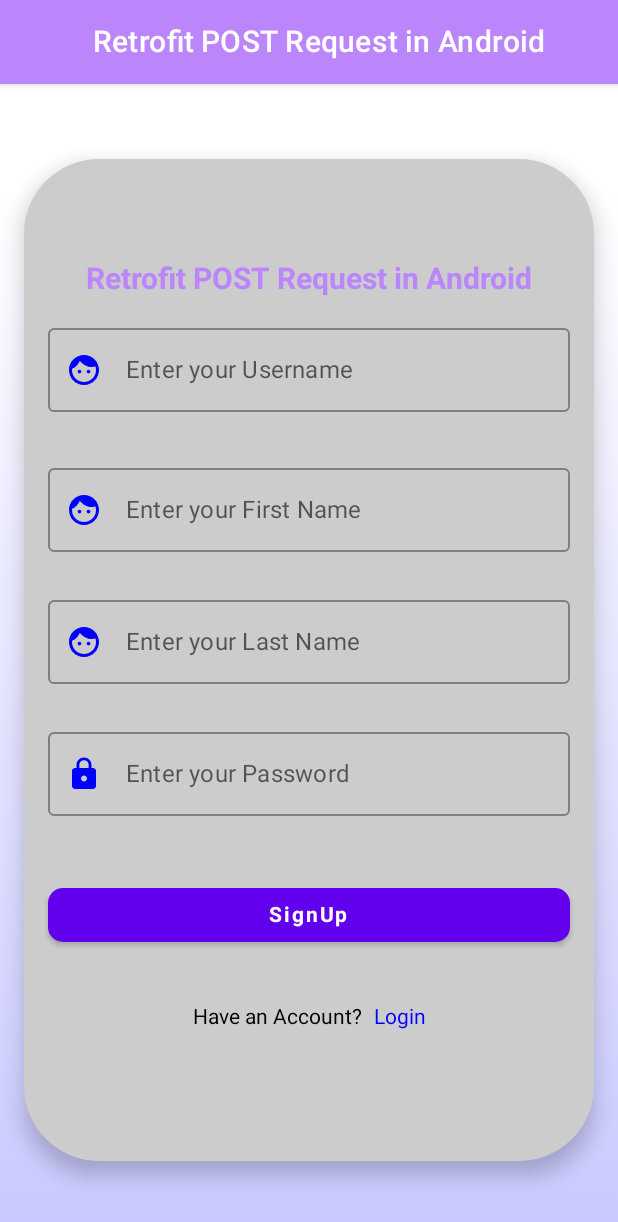
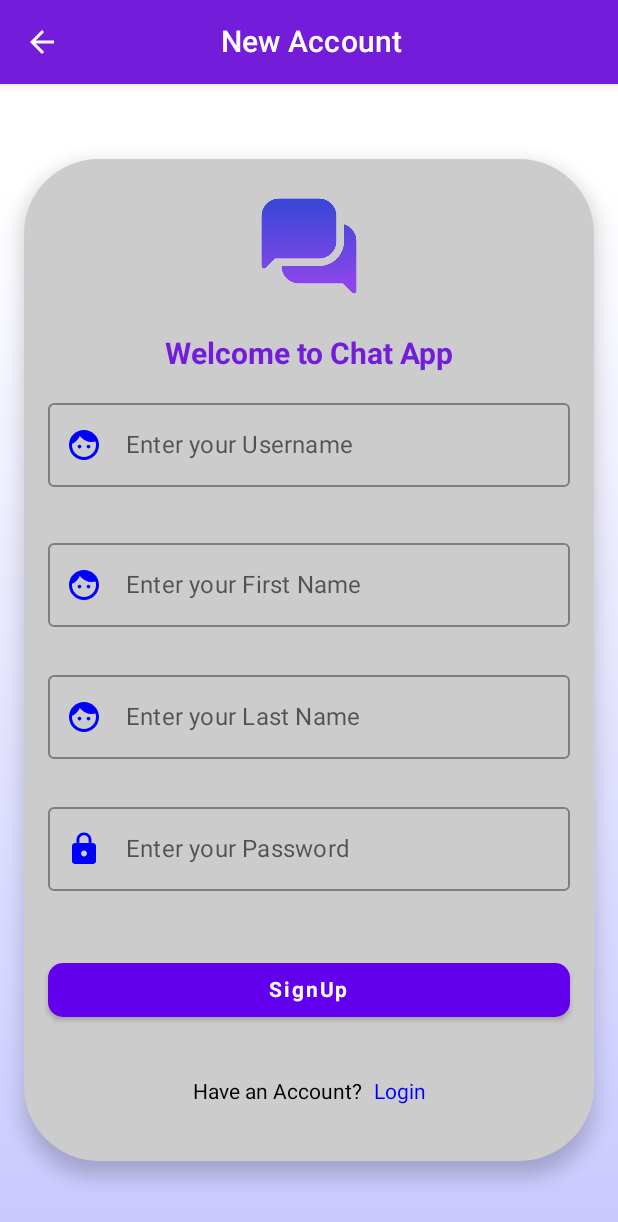
Before and after one commit to tarushi0503/ChatApp, an Android app built with Jetpack Compose: the screen it shows after launch (MainActivity), after a tap on "SignUp", on a phone screen of 412 x 824 dp. Shown: the top 1222 px of the screen. Run offline under Robolectric (Android 15) with nearby library versions, the phone set to English and light mode, and no system bars; 1 other tap on this screen came first.

Commit message:
messaging screen don

```diff
--- a/app/src/main/AndroidManifest.xml
+++ b/app/src/main/AndroidManifest.xml
@@ -8,7 +8,7 @@
         android:allowBackup="true"
         android:dataExtractionRules="@xml/data_extraction_rules"
         android:fullBackupContent="@xml/backup_rules"
-        android:icon="@mipmap/ic_launcher"
+        android:icon="@drawable/chat"
         android:label="@string/app_name"
         android:supportsRtl="true"
         android:theme="@style/Theme.ChatEngine"
--- a/app/src/main/java/com/example/chatengine/loginScreen/login.kt
+++ b/app/src/main/java/com/example/chatengine/loginScreen/login.kt
@@ -2,6 +2,7 @@ package com.example.chatengine.loginScreen
 
 import android.content.Context
 import android.widget.Toast
+import androidx.compose.foundation.Image
 import androidx.compose.foundation.background
 import androidx.compose.foundation.clickable
 import androidx.compose.foundation.layout.*
@@ -18,14 +19,20 @@ import androidx.compose.ui.Alignment
 import androidx.compose.ui.Modifier
 import androidx.compose.ui.graphics.Brush
 import androidx.compose.ui.graphics.Color
+import androidx.compose.ui.layout.ContentScale
 import androidx.compose.ui.platform.LocalContext
+import androidx.compose.ui.res.painterResource
 import androidx.compose.ui.text.TextStyle
+import androidx.compose.ui.text.font.FontFamily
 import androidx.compose.ui.text.font.FontWeight
+import androidx.compose.ui.text.style.TextAlign
 import androidx.compose.ui.unit.dp
 import androidx.compose.ui.unit.sp
 import androidx.lifecycle.viewmodel.compose.viewModel
 import androidx.navigation.NavController
 import com.example.chatengine.Navigation.NavigationItems
+import com.example.chatengine.R
+import com.example.chatengine.ui.theme.Purple200
 import retrofit2.Call
 import retrofit2.Callback
 import retrofit2.Response
@@ -136,6 +143,25 @@ fun getDataLogin(navController: NavController,loginViewModel: LoginViewModel) {
                 horizontalAlignment = Alignment.CenterHorizontally
             ) {
 
+                Image(
+                    painter = painterResource(id = R.drawable.icon), contentDescription = "",
+                    modifier = Modifier.width(100.dp)
+                        .height(100.dp),
+                    contentScale = ContentScale.Crop,
+                )
+
+                Spacer(modifier = Modifier.height(50.dp))
+
+                Text(
+                    text = "Welcome Back to Chat App",
+                    color = Purple200,
+                    fontSize = 20.sp,
+                    fontFamily = FontFamily.Default,
+                    fontWeight = FontWeight.Bold, textAlign = TextAlign.Center
+                )
+
+                Spacer(modifier = Modifier.height(50.dp))
+
 
                 OutlinedTextField(
                     value = userName.value,
--- a/app/src/main/java/com/example/chatengine/signupScreen/PostData.kt
+++ b/app/src/main/java/com/example/chatengine/signupScreen/PostData.kt
@@ -35,6 +35,7 @@ import androidx.navigation.NavController
 import com.example.chatengine.Navigation.NavigationItems
 import com.example.chatengine.loginScreen.getDataLogin
 import com.example.chatengine.ui.theme.Purple200
+import com.example.chatengine.ui.theme.ReceiverColor
 import okhttp3.OkHttpClient
 import okhttp3.logging.HttpLoggingInterceptor
 import retrofit2.Call
@@ -135,12 +136,6 @@ fun postData(navController:NavController) {
 
         ) {
 
-//            Image(
-//                painter = painterResource(id = R.drawable.cardbackground), contentDescription = "",
-//                modifier = Modifier.fillMaxWidth()
-//                    .height(200.dp),
-//                contentScale = ContentScale.Crop,
-//            )
             Column(
                 modifier = Modifier
                     .fillMaxSize()
@@ -151,8 +146,21 @@ fun postData(navController:NavController) {
                 horizontalAlignment = Alignment.CenterHorizontally
             ) {
                 // on below line we are creating a text
+
+
+
+                Image(
+                    painter = painterResource(id = com.example.chatengine.R.drawable.icon), contentDescription = "",
+                    modifier = Modifier.width(80.dp)
+                        .height(80.dp),
+                    contentScale = ContentScale.Crop,
+                )
+
+                Spacer(modifier = Modifier.height(20.dp))
+
+
                 Text(
-                    text = "Retrofit POST Request in Android",
+                    text = "Welcome to Chat App",
                     color = Purple200,
                     fontSize = 20.sp,
                     fontFamily = FontFamily.Default,
@@ -203,7 +211,7 @@ fun postData(navController:NavController) {
                     leadingIcon = {
                         IconButton(onClick = { }) {
                             Icon(
-                                Icons.Filled.Face,
+                                Icons.Default.Face,
                                 contentDescription = "UserName Icon",
                                 tint = Color.Blue
                             )
--- a/app/src/main/java/com/example/chatengine/signupScreen/PostDataSignUpScaffold.kt
+++ b/app/src/main/java/com/example/chatengine/signupScreen/PostDataSignUpScaffold.kt
@@ -2,13 +2,15 @@ package com.example.chatengine.signupScreen
 
 import android.annotation.SuppressLint
 import androidx.compose.foundation.layout.fillMaxWidth
-import androidx.compose.material.Scaffold
-import androidx.compose.material.Text
-import androidx.compose.material.TopAppBar
+import androidx.compose.foundation.layout.padding
+import androidx.compose.material.*
+import androidx.compose.material.icons.Icons
+import androidx.compose.material.icons.filled.ArrowBack
 import androidx.compose.runtime.Composable
 import androidx.compose.ui.Modifier
 import androidx.compose.ui.graphics.Color
 import androidx.compose.ui.text.style.TextAlign
+import androidx.compose.ui.unit.dp
 import androidx.navigation.NavHostController
 import com.example.chatengine.ui.theme.Purple200
 
@@ -29,18 +31,25 @@ fun PostDataSignUpScaffold(navController: NavHostController){
                     // in the top bar we are specifying tile as a text
                     Text(
                         // on below line we are specifying text to display in top app bar.
-                        text = "Retrofit POST Request in Android",
+                        text = "New Account",
+
 
                         // on below line we are specifying modifier to fill max width.
-                        modifier = Modifier.fillMaxWidth(),
-
-                        // on below line we are specifying text alignment.
-                        textAlign = TextAlign.Center,
-
-                        // on below line we are specifying color for our text.
+                        modifier = Modifier.fillMaxWidth()
+                            .padding(start = 75.dp),
                         color = Color.White
                     )
-                })}
+                },
+                navigationIcon = {
+                    IconButton(onClick = { navController.popBackStack() }) { // Use NavHostController to handle navigation back
+                        Icon(
+                            Icons.Default.ArrowBack,
+                            contentDescription = "Back",
+                            tint = Color.White
+                        )
+                    }
+                }
+            )}
         ) {
         // on the below line we are calling the pop window dialog method to display ui.
         postData(navController)
--- a/app/src/main/java/com/example/chatengine/ui/theme/Color.kt
+++ b/app/src/main/java/com/example/chatengine/ui/theme/Color.kt
@@ -1,8 +1,14 @@
 package com.example.chatengine.ui.theme
 
+import android.hardware.lights.Light
 import androidx.compose.ui.graphics.Color
 
-val Purple200 = Color(0xFFBB86FC)
+val Purple200 = Color(0xFF731DDB)
 val Purple500 = Color(0xFF6200EE)
 val Purple700 = Color(0xFF3700B3)
 val Teal200 = Color(0xFF03DAC5)
+val Blue = Color(0xFF97DEFF)
+val LightBlue = Color(0xFFC9EEFF)
+val DarkBlue = Color(0xFF62CDFF)
+val SenderColor= Color(0xFFA084DC)
+val ReceiverColor = Color(0xFFBDCDD6)
--- a/app/src/main/res/values/strings.xml
+++ b/app/src/main/res/values/strings.xml
@@ -1,3 +1,3 @@
 <resources>
-    <string name="app_name">ChatEngine</string>
+    <string name="app_name">Chat App</string>
 </resources>
```
Also changed, not shown: app/src/main/java/com/example/chatengine/messageScreen/messages.kt (+116 -28 lines), app/src/main/java/com/example/chatengine/userScreen/UserScreen.kt (+20 -9 lines), app/src/main/res/drawable/chat.png (added), app/src/main/res/drawable/chatbg.jpg (added), app/src/main/res/drawable/icon.png (added), app/src/main/res/drawable/icon2.png (added).
